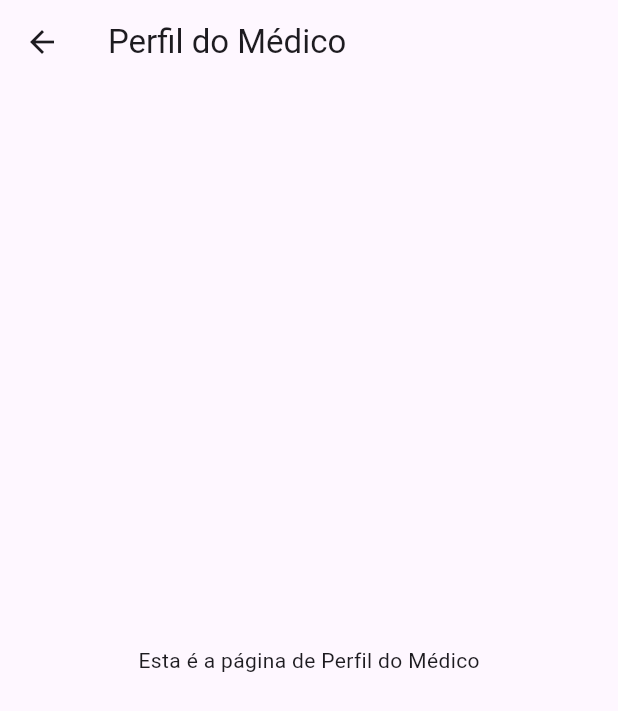
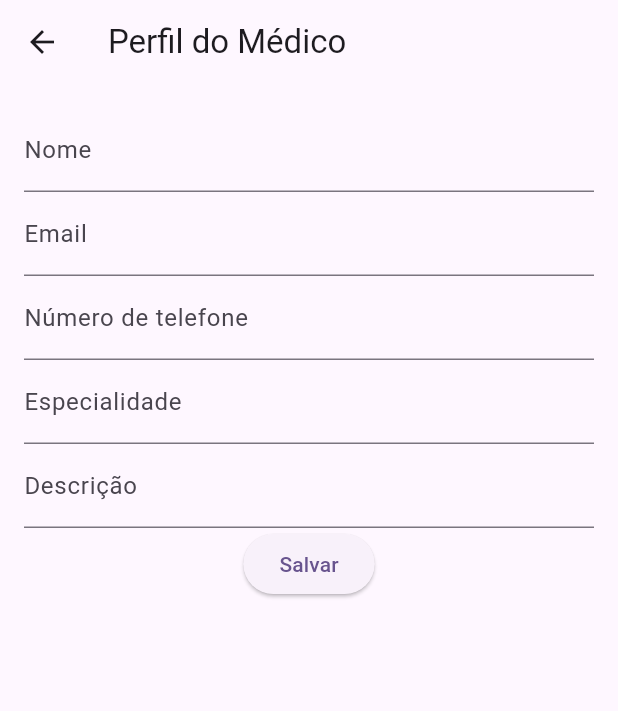
Before and after one commit to Matheus-Armando/t2flutter, a Flutter app: the DoctorProfilePage screen opened by its route, on a phone screen of 412 x 824 dp. Shown: the top 711 px of the screen. Run offline on Flutter 3.47's test engine with Material 3 defaults, Android fonts, the phone set to English and light mode, and no system bars; our stand-ins replace shared_preferences; accounts and stored records are empty.

Commit message:
perfil do doutor

```diff
--- a/t2flutter/flutter_application_1/lib/doctor_profile_page.dart
+++ b/t2flutter/flutter_application_1/lib/doctor_profile_page.dart
@@ -1,14 +1,78 @@
 import 'package:flutter/material.dart';
 
 class DoctorProfilePage extends StatelessWidget {
+  final _formKey = GlobalKey<FormState>();
+
   @override
   Widget build(BuildContext context) {
     return Scaffold(
       appBar: AppBar(
         title: Text('Perfil do Médico'),
       ),
-      body: Center(
-        child: Text('Esta é a página de Perfil do Médico'),
+      body: Padding(
+        padding: const EdgeInsets.all(16.0),
+        child: Form(
+          key: _formKey,
+          child: Column(
+            children: <Widget>[
+              TextFormField(
+                decoration: InputDecoration(labelText: 'Nome'),
+                validator: (value) {
+                  if (value == null || value.isEmpty) {
+                    return 'Por favor, insira seu nome';
+                  }
+                  return null;
+                },
+              ),
+              TextFormField(
+                decoration: InputDecoration(labelText: 'Email'),
+                validator: (value) {
+                  if (value == null || value.isEmpty) {
+                    return 'Por favor, insira seu email';
+                  }
+                  return null;
+                },
+              ),
+              TextFormField(
+                decoration: InputDecoration(labelText: 'Número de telefone'),
+                validator: (value) {
+                  if (value == null || value.isEmpty) {
+                    return 'Por favor, insira seu número de telefone';
+                  }
+                  return null;
+                },
+              ),
+              TextFormField(
+                decoration: InputDecoration(labelText: 'Especialidade'),
+                validator: (value) {
+                  if (value == null || value.isEmpty) {
+                    return 'Por favor, insira sua especialidade';
+                  }
+                  return null;
+                },
+              ),
+              TextFormField(
+                decoration: InputDecoration(labelText: 'Descrição'),
+                validator: (value) {
+                  if (value == null || value.isEmpty) {
+                    return 'Por favor, insira uma descrição';
+                  }
+                  return null;
+                },
+              ),
+              ElevatedButton(
+                onPressed: () {
+                  if (_formKey.currentState!.validate()) {
+                    ScaffoldMessenger.of(context).showSnackBar(
+                      SnackBar(content: Text('Processando Dados')),
+                    );
+                  }
+                },
+                child: Text('Salvar'),
+              ),
+            ],
+          ),
+        ),
       ),
     );
   }
```
